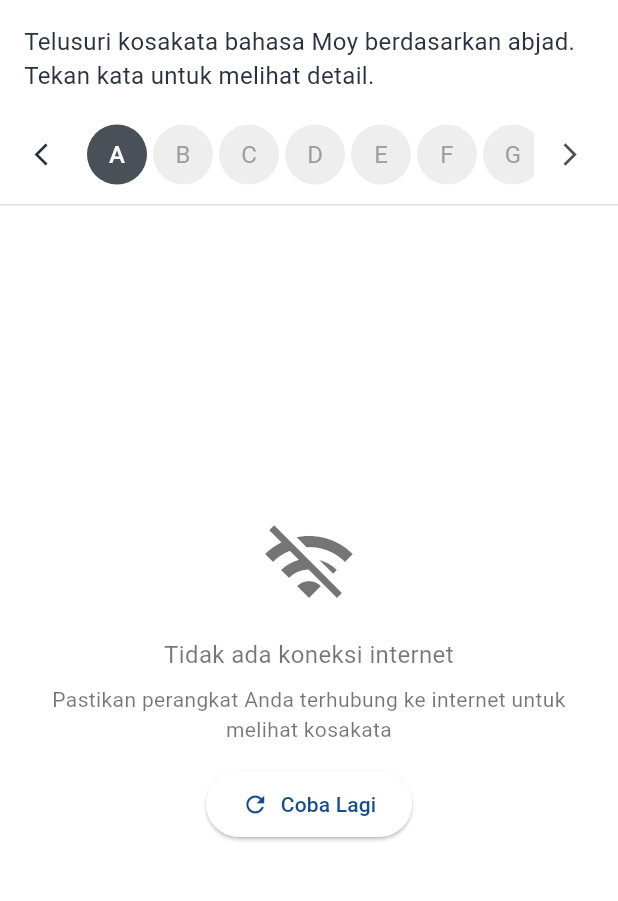
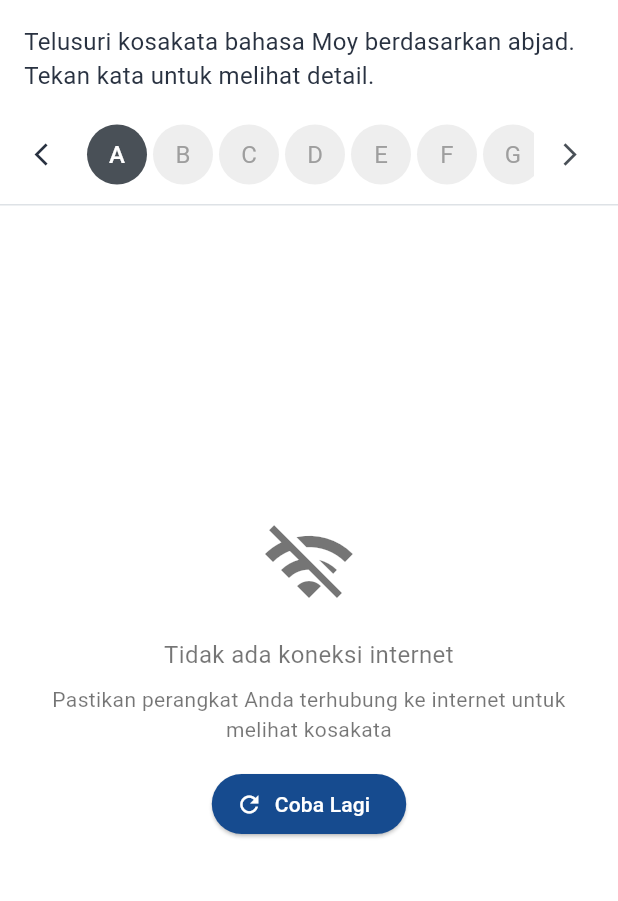
Before and after one commit to papua-opensource/kamus-bahasa-moy, a Flutter app: the VocabularyScreen screen opened directly, on a phone screen of 412 x 824 dp, the part 84-985 px from its top. Run offline on Flutter 3.47's test engine with Material 3 defaults, Android fonts, the light colour scheme and no system bars; our stand-ins replace flutter_secure_storage, just_audio, rxdart; accounts and stored records are empty; network calls fail; project files that could hold a hidden picture were left out.

Commit message:
style: update button colors on vocabulary screen for improved visibility

```diff
--- a/lib/screens/vocabulary_screen.dart
+++ b/lib/screens/vocabulary_screen.dart
@@ -393,8 +393,8 @@ class _VocabularyScreenState extends State<VocabularyScreen> {
                       icon: const Icon(Icons.refresh),
                       label: Text(_isNoConnection ? 'Coba Lagi' : 'Muat Ulang'),
                       style: ElevatedButton.styleFrom(
-                        padding: const EdgeInsets.symmetric(
-                            horizontal: 24, vertical: 12),
+                        backgroundColor: const Color(0xFF164B8F),
+                        foregroundColor: Colors.white,
                       ),
                     ),
                   ],
```
